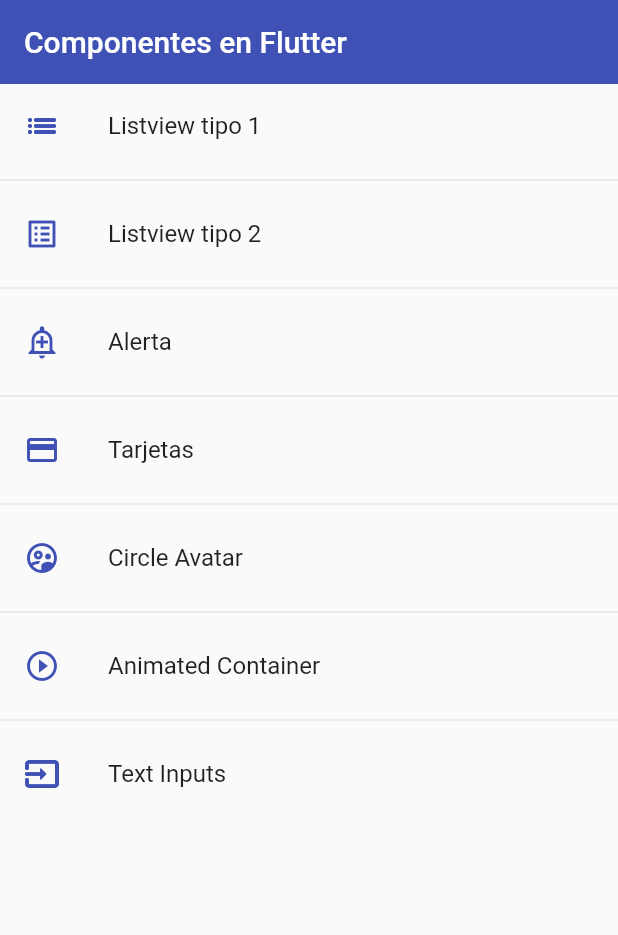
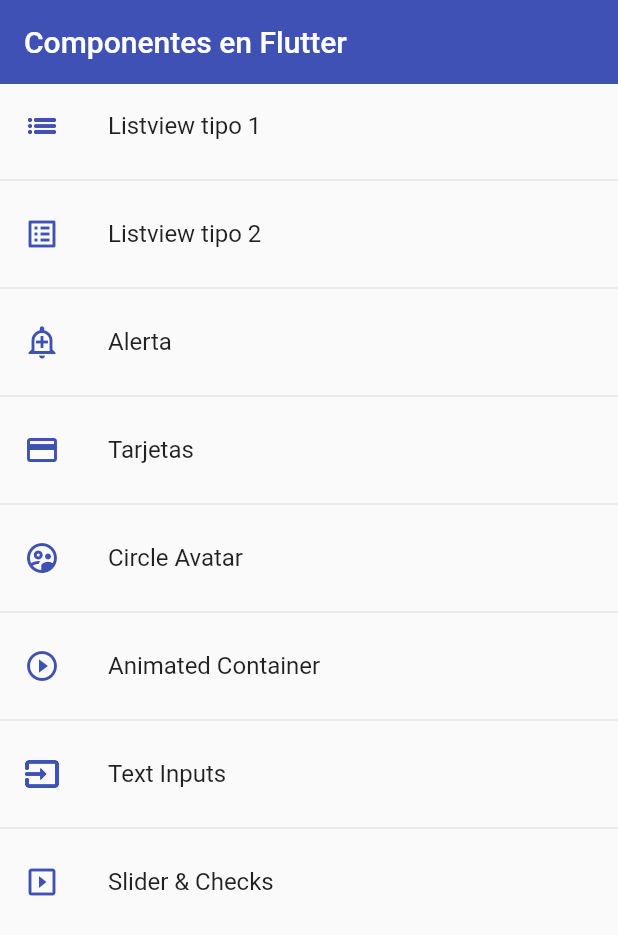
Before and after one commit to puchingui/flutter_components, a Flutter app: the screen it shows after launch, on a phone screen of 412 x 824 dp. Shown: the top 935 px of the screen. Run offline on Flutter 3.47's test engine with Material 2 defaults, Android fonts, the phone set to English and light mode, and no system bars.

```diff
--- a/lib/router/app_routes.dart
+++ b/lib/router/app_routes.dart
@@ -46,7 +46,12 @@ class AppRoutes {
         route: 'inputs',
         name: 'Text Inputs',
         screen: const InputsScreen(),
-        icon: Icons.input_outlined)
+        icon: Icons.input_outlined),
+    MenuOption(
+        route: 'slider',
+        name: 'Slider & Checks',
+        screen: const SliderScreen(),
+        icon: Icons.slideshow_outlined)
   ];
 
   static Map<String, Widget Function(BuildContext)> getAppRoutes() {
--- a/lib/screens/screens.dart
+++ b/lib/screens/screens.dart
@@ -6,3 +6,4 @@ export 'package:fl_components/screens/home_screen.dart';
 export 'package:fl_components/screens/inputs_screen.dart';
 export 'package:fl_components/screens/listiview1_screen.dart';
 export 'package:fl_components/screens/listiview2_screen.dart';
+export 'package:fl_components/screens/slider_screen.dart';
```
Also changed, not shown: lib/screens/slider_screen.dart (added, +47 -0 lines).
